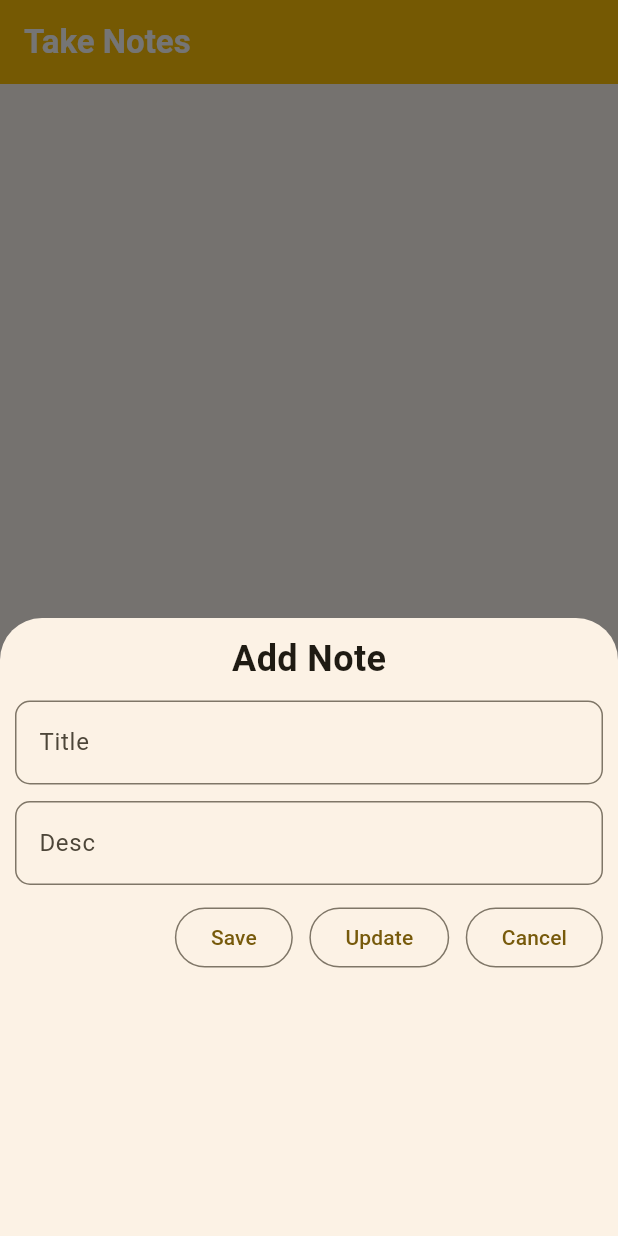
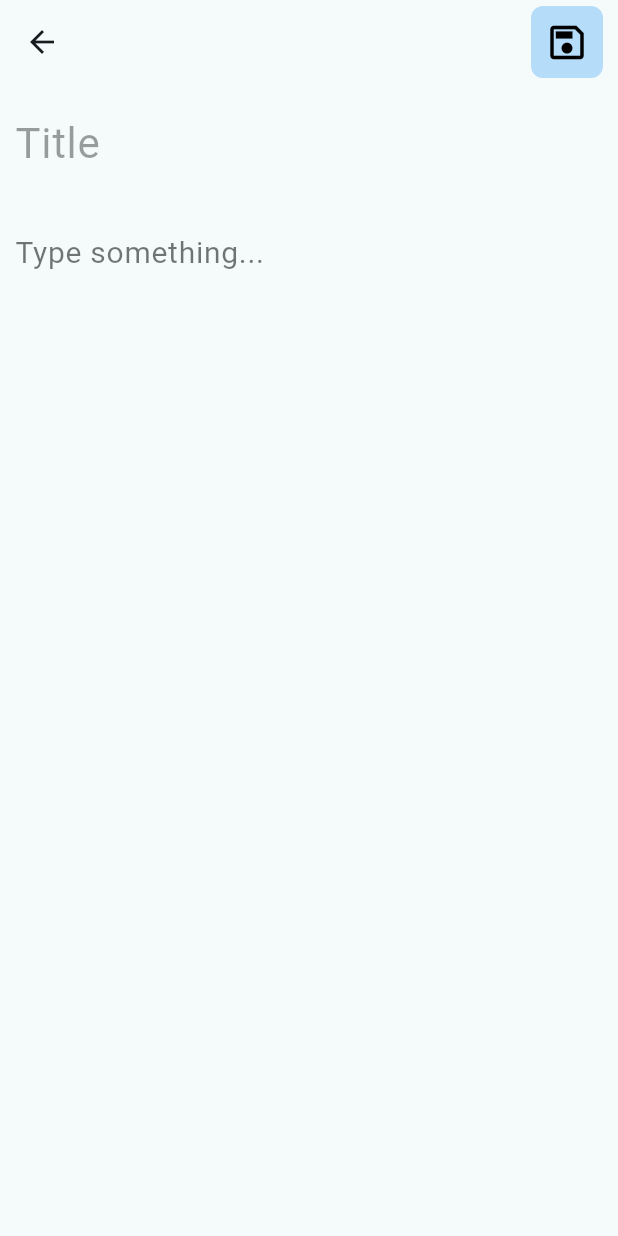
Before and after one commit to HarshrajDesai/WScubeTech-Projects, a Flutter app: the screen it shows after launch, after a tap on the "add" icon, on a phone screen of 412 x 824 dp. Run offline on Flutter 3.47's test engine with Material 3 defaults, Android fonts, the phone set to English and light mode, and no system bars; our stand-ins replace shared_preferences, sqflite; accounts and stored records are empty.

Commit message:
notes app add ui get changed

```diff
--- a/wscude_notes_app/lib/helper/db_helper.dart
+++ b/wscude_notes_app/lib/helper/db_helper.dart
@@ -1,5 +1,6 @@
 import 'dart:io';
 
+import 'package:intl/intl.dart';
 import 'package:path/path.dart';
 import 'package:path_provider/path_provider.dart';
 import 'package:sqflite/sqflite.dart';
@@ -9,6 +10,7 @@ class DbHelper {
   static const String COLUMN_NOTE_ID = "note_id";
   static const String COLUMN_NOTE_TITLE = "note_title";
   static const String COLUMN_NOTE_DESC = "note_desc";
+  static const String COLUMN_NOTE_DATE = "note_created_at";
 
   DbHelper._();
 
@@ -36,7 +38,7 @@ class DbHelper {
       version: 1,
       onCreate:
           (db, version) => db.execute(
-            "create table $TABLE_NAME($COLUMN_NOTE_ID integer primary key autoincrement, $COLUMN_NOTE_TITLE text, $COLUMN_NOTE_DESC text)",
+            "create table $TABLE_NAME($COLUMN_NOTE_ID integer primary key autoincrement, $COLUMN_NOTE_TITLE text, $COLUMN_NOTE_DESC text, $COLUMN_NOTE_DATE text)",
           ),
     );
   }
@@ -46,7 +48,8 @@ class DbHelper {
 
     db.insert(TABLE_NAME, {
       COLUMN_NOTE_TITLE: title,
-      COLUMN_NOTE_DESC: desc
+      COLUMN_NOTE_DESC: desc,
+      COLUMN_NOTE_DATE: DateTime.now().microsecondsSinceEpoch.toString()
     });
   }
 
--- a/wscude_notes_app/lib/main.dart
+++ b/wscude_notes_app/lib/main.dart
@@ -1,4 +1,5 @@
 import 'package:flutter/material.dart';
+import 'package:wscude_notes_app/routes/app_routes.dart';
 import 'package:wscude_notes_app/screen/home_page.dart';
 
 void main() {
@@ -14,9 +15,10 @@ class MyApp extends StatelessWidget {
     return MaterialApp(
       title: 'Notes',
       theme: ThemeData(
-        colorScheme: ColorScheme.fromSeed(seedColor: Colors.amber),
+        colorScheme: ColorScheme.fromSeed(seedColor: Colors.white),
       ),
-      home: const HomePage(),
+      initialRoute: AppRoutes.home,
+      routes: AppRoutes.getRoutes(),
       debugShowCheckedModeBanner: false,
     );
   }
--- /dev/null
+++ b/wscude_notes_app/lib/routes/app_routes.dart
@@ -0,0 +1,18 @@
+import 'package:flutter/material.dart';
+import 'package:wscude_notes_app/screen/add_note_page.dart';
+import 'package:wscude_notes_app/screen/home_page.dart';
+import 'package:wscude_notes_app/screen/note_page.dart';
+
+class AppRoutes {
+  static const String home = "/";
+  static const String note = "/note";
+  static const String addNote = "/addnote";
+
+  static Map<String, WidgetBuilder> getRoutes(){
+    return {
+      home: (_) => HomePage(),
+      note: (_) => NotePage(),
+      addNote: (_) => AddNotePage(),
+    };
+  }
+}
--- /dev/null
+++ b/wscude_notes_app/lib/screen/add_note_page.dart
@@ -0,0 +1,100 @@
+import 'package:flutter/material.dart';
+import 'package:wscude_notes_app/helper/db_helper.dart';
+import 'package:wscude_notes_app/widgets/app_bar_button.dart';
+
+class AddNotePage extends StatefulWidget {
+  const AddNotePage({super.key});
+
+  @override
+  State<AddNotePage> createState() => _AddNotePageState();
+}
+
+class _AddNotePageState extends State<AddNotePage> {
+  DbHelper dbHelper = DbHelper.getInstance();
+  TextEditingController titleController = TextEditingController();
+  TextEditingController descController = TextEditingController();
+
+  @override
+  Widget build(BuildContext context) {
+    return Scaffold(
+      appBar: AppBar(
+
+        actions: [
+          AppBarButton(icon: Icons.save_outlined, onPressed: (){
+              dbHelper.addNote(title: titleController.text, desc: descController.text);
+            Navigator.pop(context);
+            })
+          // InkWell(
+          //   onTap: () { dbHelper.addNote(title: titleController.text, desc: descController.text);
+          //   Navigator.pop(context);},
+          //   child:
+          //   // Container(
+          //   //   margin: EdgeInsets.only(right: 10),
+          //   //   padding: EdgeInsets.symmetric(horizontal: 10, vertical: 8),
+          //   //   decoration: BoxDecoration(
+          //   //     shape: BoxShape.rectangle,
+          //   //     color: Colors.blue.withOpacity(0.3),
+          //   //     borderRadius: BorderRadius.circular(8),
+          //   //   ),
+          //   //   child: Text(
+          //   //     "Save",
+          //   //     style: TextStyle(
+          //   //       color: Colors.blue.withOpacity(0.7),
+          //   //       fontSize: 20,
+          //   //     ),
+          //   //   ),
+          //   // ),
+          // ),
+        ],
+      ),
+      body: Container(
+        padding: EdgeInsets.all(10),
+        child: SingleChildScrollView(
+          child: Column(
+            children: [
+              TextField(
+                controller: titleController,
+                style: TextStyle(
+                    fontSize: 28,
+                    fontWeight: FontWeight.w400,
+                    color: Colors.black,
+                  ),
+                decoration: InputDecoration(
+                  hintText: "Title",
+                  hintStyle: TextStyle(
+                    fontSize: 28,
+                    fontWeight: FontWeight.w400,
+                    color: Colors.black38,
+                  ),
+                  border: InputBorder.none,
+                ),
+              ),
+              SizedBox(
+                height: 20,
+              ),
+              TextField(
+                maxLines: null,
+                controller: descController,
+                keyboardType: TextInputType.multiline,
+                style: TextStyle(
+                    fontSize: 20,
+                    fontWeight: FontWeight.w400,
+                    color: Colors.black,
+                  ),
+                decoration: InputDecoration(
+                  hintText: "Type something...",
+                  hintStyle: TextStyle(
+                    fontSize: 20,
+                    fontWeight: FontWeight.w400,
+                    color: Colors.black54,
+                  ),
+                  border: InputBorder.none,
+                ),
+              ),
+            ],
+          ),
+        ),
+      ),
+    );
+  }
+}
--- a/wscude_notes_app/lib/screen/home_page.dart
+++ b/wscude_notes_app/lib/screen/home_page.dart
@@ -1,5 +1,10 @@
 import 'package:flutter/material.dart';
+import 'package:intl/intl.dart';
+import 'package:path/path.dart';
 import 'package:wscude_notes_app/helper/db_helper.dart';
+import 'package:wscude_notes_app/routes/app_routes.dart';
+import 'package:wscude_notes_app/widgets/app_bar_button.dart';
+import 'package:wscude_notes_app/widgets/notes_container.dart';
 
 class HomePage extends StatefulWidget {
   const HomePage({super.key});
@@ -10,6 +15,7 @@ class HomePage extends StatefulWidget {
 
 class _HomePageState extends State<HomePage> {
   DbHelper? dbHelper;
+  DateFormat df = DateFormat.yMMMEd();
   List<Map<String, dynamic>> notes = [];
 
   TextEditingController titleController = TextEditingController();
@@ -33,48 +39,137 @@ class _HomePageState extends State<HomePage> {
     return Scaffold(
       appBar: AppBar(
         title: Text(
-          "Take Notes",
-          style: TextStyle(fontWeight: FontWeight.bold, color: Colors.white),
+          "Notes",
+          style: TextStyle(
+            fontWeight: FontWeight.w500,
+            color: Colors.black,
+            fontSize: 30,
+          ),
         ),
-        backgroundColor: Colors.amber,
+        actions: [AppBarButton(icon: Icons.search, onPressed: () {})],
       ),
       body:
           notes.isNotEmpty
-              ? ListView.builder(
-                itemCount: notes.length,
-                itemBuilder: (_, index) {
-                  return ListTile(
-                    title: Text(notes[index][DbHelper.COLUMN_NOTE_TITLE]),
-                    subtitle: Text(notes[index][DbHelper.COLUMN_NOTE_DESC]),
-                    trailing: Row(
-                      mainAxisSize: MainAxisSize.min,
-                      children: [
-                        IconButton(
-                          onPressed: () {
-                            ///update the data
-                            titleController.text = notes[index][DbHelper.COLUMN_NOTE_TITLE];
-                            descController.text = notes[index][DbHelper.COLUMN_NOTE_DESC];
-                            showAddNoteBottomOverlay(id: notes[index][DbHelper.COLUMN_NOTE_ID]);
-                          },
-                          icon: Icon(Icons.edit),
+              ? RefreshIndicator(
+                onRefresh: () async {
+                  getAllNotes();
+                },
+                child: Container(
+                  padding: EdgeInsets.symmetric(horizontal: 10),
+                  child: GridView.builder(
+                    shrinkWrap: true,
+                    gridDelegate: SliverGridDelegateWithFixedCrossAxisCount(
+                      mainAxisSpacing: 10,
+                      childAspectRatio: 1,
+                      crossAxisCount: 2,
+                      crossAxisSpacing: 10,
+                    ),
+                    scrollDirection: Axis.vertical,
+                    itemCount: notes.length,
+                    itemBuilder: (context, index) {
+                      var eachDate = df.format(
+                        DateTime.fromMicrosecondsSinceEpoch(
+                          int.parse(notes[index][DbHelper.COLUMN_NOTE_DATE]),
                         ),
-                        IconButton(
-                          onPressed: () {
-                            dbHelper!.deleteNote(notes[index][DbHelper.COLUMN_NOTE_ID]);
-                            getAllNotes();
-                          },
-                          icon: Icon(Icons.delete, color: Colors.red),
-                        ),
-                      ],
-                    ),
-                  );
+                      );
+                      var color;
+
+                      if(index % 2 == 0 && index % 4 == 0){
+                        color = Colors.pink[200];
+                      }
+                      else if(index % 2 == 0){
+                        color = Colors.amber[300];
+                      }
+                      else {
+                        color = Colors.blue[300];
+                      }
+                      return Stack(
+                        children: [
+                          InkWell(
+                            onTap:
+                                () => Navigator.pushNamed(
+                                  context,
+                                  AppRoutes.note,
+                                  arguments: {
+                                    'id': notes[index][DbHelper.COLUMN_NOTE_ID],
+                                    'title':
+                                        notes[index][DbHelper
+                                            .COLUMN_NOTE_TITLE],
+                                    'desc':
+                                        notes[index][DbHelper.COLUMN_NOTE_DESC],
+                                  },
+                                ),
+                            child: NotesContainer(
+                              title: notes[index][DbHelper.COLUMN_NOTE_TITLE],
+                              date: eachDate,
+                              color: color,
+                            ),
+                          ),
+                          Positioned(
+                            right: 10,
+                            bottom: 10,
+                            child: InkWell(
+                              onTap: () {
+                                dbHelper!.deleteNote(
+                                  notes[index][DbHelper.COLUMN_NOTE_ID],
+                                );
+                                getAllNotes();
+                              },
+                              child: Icon(
+                                Icons.delete_outline,
+                                color: Colors.white,
+                              ),
+                            ),
+                          ),
+                        ],
+                      );
+                    },
+                  ),
+                  // ListTile(
+                  //   title: Text(notes[index][DbHelper.COLUMN_NOTE_TITLE]),
+                  //   subtitle: Text(notes[index][DbHelper.COLUMN_NOTE_DESC]),
+                  //   trailing: Row(
+                  //     mainAxisSize: MainAxisSize.min,
+                  //     // mainAxisAlignment: MainAxisAlignment.end,
+                  //     crossAxisAlignment: CrossAxisAlignment.end,
+                  //     children: [
+                  //       IconButton(
+                  //         onPressed: () {
+                  //           ///update the data
+                  //           titleController.text = notes[index][DbHelper.COLUMN_NOTE_TITLE];
+                  //           descController.text = notes[index][DbHelper.COLUMN_NOTE_DESC];
+                  //           showAddNoteBottomOverlay(id: notes[index][DbHelper.COLUMN_NOTE_ID]);
+                  //         },
+                  //         icon: Icon(Icons.edit),
+                  //       ),
+                  //       IconButton(
+                  //         onPressed: () {
+                  //           dbHelper!.deleteNote(notes[index][DbHelper.COLUMN_NOTE_ID]);
+                  //           getAllNotes();
+                  //         },
+                  //         icon: Icon(Icons.delete, color: Colors.red),
+                  //       ),
+                  //     ],
+                  //   ),
+                  // );
+                ),
+              )
+              : RefreshIndicator(
+                onRefresh: () async {
+                  getAllNotes();
                 },
-              )
-              : Center(child: Text("No Notes yet!!")),
+                child: Container(
+                  height: MediaQuery.sizeOf(context).height,
+                  width: MediaQuery.sizeOf(context).width,
+                  child: Center(child: Text("No Notes yet!!")),
+                ),
+              ),
       floatingActionButton: FloatingActionButton(
+        backgroundColor: Colors.blue[200],
         onPressed: () {
           // dbHelper!.addNote(title: "New note", desc: "this is my new note");
-          showAddNoteBottomOverlay();
+          // showAddNoteBottomOverlay(context);
+          Navigator.pushNamed(context, AppRoutes.addNote);
           // getAllNotes();
         },
         child: Icon(Icons.add),
@@ -82,7 +177,12 @@ class _HomePageState extends State<HomePage> {
     );
   }
 
-  void showAddNoteBottomOverlay({int? id, String? title, String? desc}) {
+  void showAddNoteBottomOverlay(
+    BuildContext context, {
+    int? id,
+    String? title,
+    String? desc,
+  }) {
     showModalBottomSheet(
       context: context,
       builder:
@@ -137,7 +237,11 @@ class _HomePageState extends State<HomePage> {
                     SizedBox(width: 11),
                     OutlinedButton(
                       onPressed: () {
-                        dbHelper!.updateNote(id!,title: titleController.text, desc: descController.text);
+                        dbHelper!.updateNote(
+                          id!,
+                          title: titleController.text,
+                          desc: descController.text,
+                        );
                         titleController.clear();
                         descController.clear();
                         getAllNotes();
--- /dev/null
+++ b/wscude_notes_app/lib/widgets/app_bar_button.dart
@@ -0,0 +1,20 @@
+import 'package:flutter/material.dart';
+
+class AppBarButton extends StatelessWidget {
+  const AppBarButton({super.key, required this.icon, required this.onPressed});
+  final IconData icon;
+  final VoidCallback onPressed;
+
+  @override
+  Widget build(BuildContext context) {
+    return Container(
+            margin: EdgeInsets.only(right: 10),
+            decoration: BoxDecoration(
+              shape: BoxShape.rectangle,
+              color: Colors.blue.withOpacity(0.3),
+              borderRadius: BorderRadius.circular(8),
+            ),
+            child: IconButton(onPressed: onPressed, icon: Icon(icon), iconSize: 30,color: Colors.black,),
+          );
+  }
+}
--- a/wscude_notes_app/pubspec.yaml
+++ b/wscude_notes_app/pubspec.yaml
@@ -37,6 +37,7 @@ dependencies:
   path_provider: ^2.1.5
   path: ^1.9.1
   sqflite: ^2.4.2
+  intl: ^0.20.2
 
 dev_dependencies:
   flutter_test:
```
Also changed, not shown: wscude_notes_app/lib/screen/note_page.dart (added, +94 -0 lines), wscude_notes_app/lib/widgets/notes_container.dart (added, +36 -0 lines), wscude_notes_app/flutter_01.png (added), wscude_notes_app/pubspec.lock.
